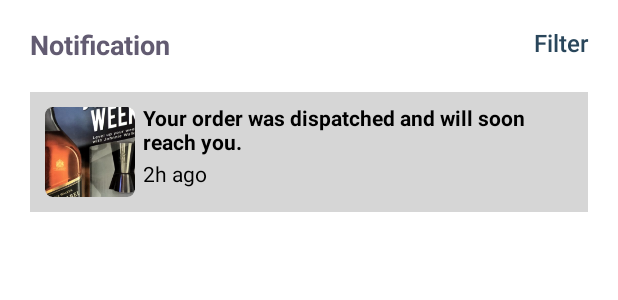
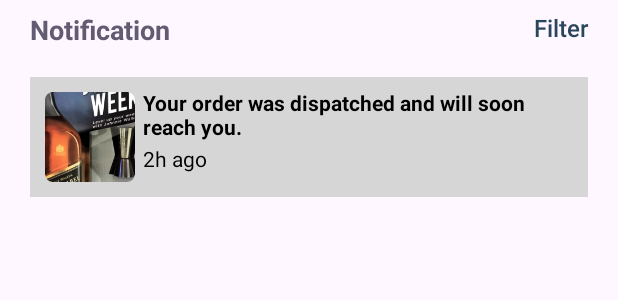
Before and after one commit to Saurav-cmd/Capstone-Project, an Android app built with Jetpack Compose: the @Preview function NotificationPage, on a phone screen of 412 x 824 dp. Shown: the top 300 px of the screen. Run offline under Robolectric (Android 15) with nearby library versions, the phone set to English and light mode, and no system bars.

Commit message:
Used standard scaffold for the ui in all part possible by Saurav Adhikari

```diff
--- a/app/src/main/java/com/saurav/boozebuddy/screens/notification/notification_page.kt
+++ b/app/src/main/java/com/saurav/boozebuddy/screens/notification/notification_page.kt
@@ -1,6 +1,5 @@
 package com.saurav.boozebuddy.screens.notification
 
-import android.widget.Space
 import androidx.compose.foundation.Image
 import androidx.compose.foundation.background
 import androidx.compose.foundation.layout.Arrangement
@@ -15,6 +14,7 @@ import androidx.compose.foundation.layout.padding
 import androidx.compose.foundation.layout.width
 import androidx.compose.foundation.lazy.LazyColumn
 import androidx.compose.foundation.shape.RoundedCornerShape
+import androidx.compose.material3.Scaffold
 import androidx.compose.material3.Text
 import androidx.compose.runtime.Composable
 import androidx.compose.ui.Modifier
@@ -31,38 +31,50 @@ import com.saurav.boozebuddy.constants.ImagesConst
 import com.saurav.boozebuddy.constants.ThemeUtils.colors
 import com.saurav.boozebuddy.ui.theme.containerColor
 import com.saurav.boozebuddy.ui.theme.lightGrey
-import com.saurav.boozebuddy.ui.theme.primaryColor
 
 
 @Composable
 @Preview
 fun NotificationPage() {
+    Scaffold(
+        topBar = {
+            TopContainer()
+        }
+    ) {
         LazyColumn(
-        modifier = Modifier.padding(horizontal = 20.dp, vertical = 20.dp),
+            modifier = Modifier
+                .padding(horizontal = 20.dp, vertical = 20.dp)
+                .padding(it),
             content = {
-            item {
-                TopContainer()
-                Spacer(modifier = Modifier.height(20.dp))
-            }
                 item {
                     NotificationContainerDesign()
                 }
             })
     }
+}
 
 @Composable
 private fun TopContainer() {
     return Row(
-        modifier = Modifier.fillMaxWidth(), horizontalArrangement = Arrangement.SpaceBetween
+        modifier = Modifier.fillMaxWidth().padding(horizontal = 20.dp).padding(top = 10.dp),
+        horizontalArrangement = Arrangement.SpaceBetween
     ) {
         Text(
             text = "Notification",
-            style = TextStyle(color = colors.secondary, fontSize = 18.sp, fontWeight = FontWeight.Bold)
+            style = TextStyle(
+                color = colors.secondary,
+                fontSize = 18.sp,
+                fontWeight = FontWeight.Bold
+            )
         )
 
         Text(
             text = "Filter",
-            style = TextStyle(color = containerColor, fontSize = 16.sp, fontWeight = FontWeight.W500)
+            style = TextStyle(
+                color = containerColor,
+                fontSize = 16.sp,
+                fontWeight = FontWeight.W500
+            )
         )
     }
 }
@@ -104,10 +116,12 @@ private fun NotificationContainerDesign() {
                     )
                 )
                 Spacer(modifier = Modifier.height(5.dp))
-                Text(text = "2h ago", style = TextStyle(
+                Text(
+                    text = "2h ago", style = TextStyle(
                         fontSize = 14.sp,
                         color = Color.Black,
-                ))
+                    )
+                )
             }
 
         }
```
Also changed, not shown: app/src/main/java/com/saurav/boozebuddy/screens/favourites/favourite_list_page.kt (+13 -6 lines), app/src/main/java/com/saurav/boozebuddy/screens/home/HomeActivity.kt (+17 -8 lines), app/src/main/java/com/saurav/boozebuddy/screens/product/product_listing_page.kt (+44 -13 lines), app/src/main/java/com/saurav/boozebuddy/screens/wishlist/wishlist_page.kt (+15 -13 lines). Lines whose indentation alone changed are shown as unchanged.
